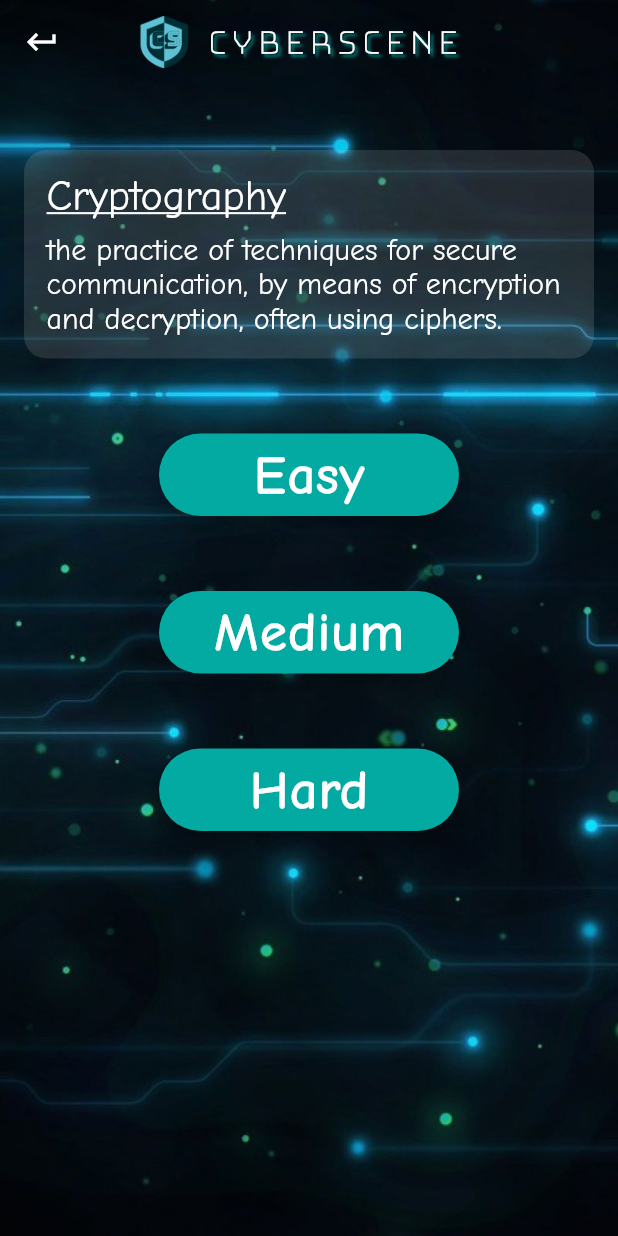
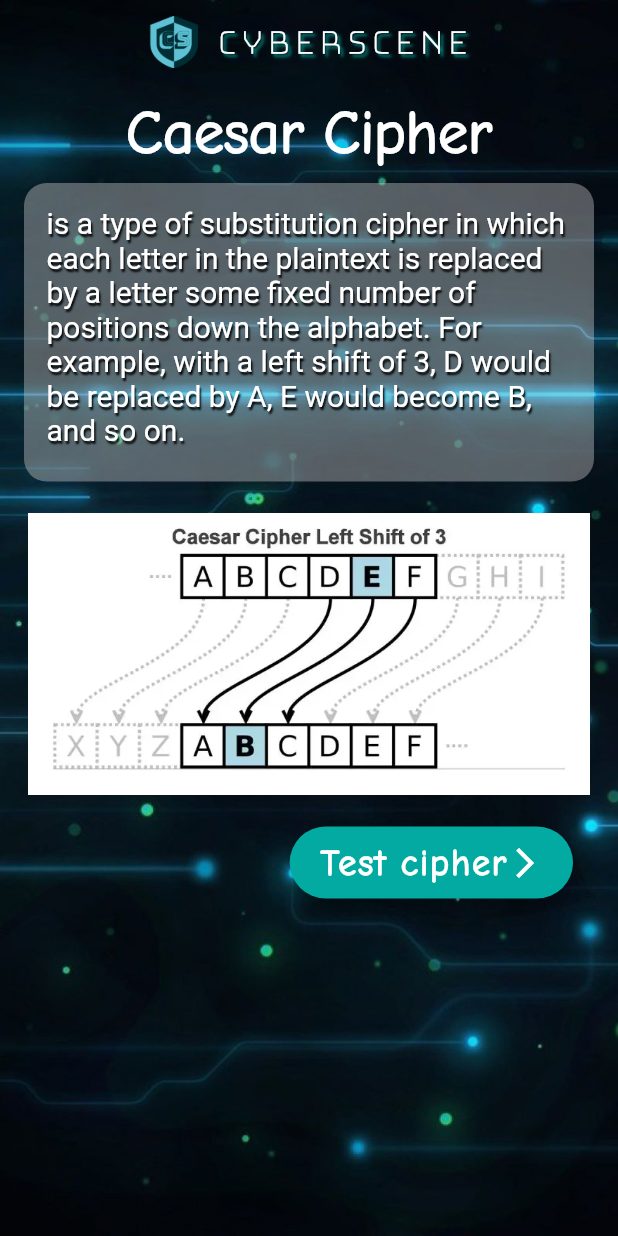
Before and after one commit to Jaden-Harding/CyberScene, a Flutter app: the CryptographyScreen screen opened by its route, after a tap on "Easy", on a phone screen of 412 x 824 dp. Run offline on Flutter 3.47's test engine with Material 2 defaults, Android fonts, the phone set to English and light mode, and no system bars; our stand-ins replace animated_text_kit.

Commit message:
Encryption info and testing

```diff
--- /dev/null
+++ b/lib/screens/cryptography_info_screen.dart
@@ -0,0 +1,149 @@
+import 'package:cyber_scene/screens/cryptography_test_screen.dart';
+import 'package:flutter/material.dart';
+
+class CryptographyInfoScreen extends StatelessWidget {
+  static const String id = 'cryptography_info_screen';
+  const CryptographyInfoScreen({Key? key}) : super(key: key);
+
+  @override
+  Widget build(BuildContext context) {
+    return WillPopScope(
+      onWillPop: () async => false,
+      child: Scaffold(
+        extendBodyBehindAppBar: true,
+        body: Container(
+          decoration: const BoxDecoration(
+            image: DecorationImage(
+              image: AssetImage('assets/images/landing_background.jpg'),
+              fit: BoxFit.cover,
+            ),
+          ),
+          child: Column(
+            crossAxisAlignment: CrossAxisAlignment.center,
+            children: [
+              AppBar(
+                automaticallyImplyLeading: false,
+                title: Row(
+                  mainAxisAlignment: MainAxisAlignment.center,
+                  children: [
+                    Image.asset(
+                      'assets/images/Logo.png',
+                      height: 35,
+                      width: 35,
+                    ),
+                    Container(
+                      margin: const EdgeInsets.only(left: 10),
+                      child: const Text(
+                        'CyberScene',
+                        style: TextStyle(
+                          fontFamily: 'BungeeHarline-Regular',
+                          fontWeight: FontWeight.w900,
+                          color: Colors.white,
+                          fontSize: 25,
+                          shadows: [
+                            Shadow(
+                              blurRadius: 2.0,
+                              color: Color.fromARGB(255, 3, 170, 162),
+                              offset: Offset(2, 2),
+                            ),
+                          ],
+                        ),
+                      ),
+                    ),
+                  ],
+                ),
+                centerTitle: true,
+                backgroundColor: Colors.transparent,
+                elevation: 0,
+              ),
+              Container(
+                margin: const EdgeInsets.only(top: 10, bottom: 10),
+                child: const Text(
+                  'Caesar Cipher',
+                  style: TextStyle(
+                    fontFamily: 'ComicNeue-Regular',
+                    fontWeight: FontWeight.w900,
+                    color: Colors.white,
+                    fontSize: 40,
+                  ),
+                ),
+              ),
+              Center(
+                child: Container(
+                  decoration: BoxDecoration(
+                    borderRadius: const BorderRadius.all(
+                      Radius.circular(15),
+                    ),
+                    color: const Color.fromARGB(255, 207, 207, 207)
+                        .withOpacity(0.4),
+                  ),
+                  padding: const EdgeInsets.all(15),
+                  width: 380,
+                  child: const Padding(
+                    padding: EdgeInsets.only(
+                      bottom: 8,
+                    ),
+                    child: Align(
+                      alignment: Alignment.topLeft,
+                      child: Text(
+                        'is a type of substitution cipher in which each letter in the plaintext is replaced by a letter some fixed number of positions down the alphabet. For example, with a left shift of 3, D would be replaced by A, E would become B, and so on.',
+                        style: TextStyle(
+                          fontFamily: 'Roboto-Regular',
+                          color: Colors.white,
+                          fontSize: 20,
+                          shadows: [
+                            Shadow(
+                              blurRadius: 1.0,
+                              color: Color.fromARGB(255, 0, 0, 0),
+                              offset: Offset(1, 2),
+                            ),
+                          ],
+                        ),
+                      ),
+                    ),
+                  ),
+                ),
+              ),
+              Container(
+                decoration: const BoxDecoration(
+                  borderRadius: BorderRadius.all(
+                    Radius.circular(15),
+                  ),
+                ),
+                child: Image.asset(
+                  'assets/images/caeser_cipher.png',
+                  height: 230,
+                  width: 375,
+                ),
+              ),
+              Container(
+                margin: const EdgeInsets.only(right: 30),
+                child: Align(
+                    alignment: Alignment.centerRight,
+                    child: FloatingActionButton.extended(
+                      backgroundColor: const Color.fromARGB(255, 3, 170, 162),
+                      onPressed: () {
+                        Navigator.pushNamed(context, CryptogtaphyTestScreen.id);
+                      },
+                      label: Row(
+                        children: const [
+                          Text(
+                            'Test cipher',
+                            style: TextStyle(
+                                fontFamily: 'ComicNeue-Regular',
+                                color: Colors.white,
+                                fontSize: 24,
+                                fontWeight: FontWeight.w700),
+                          ),
+                          Icon(Icons.arrow_forward_ios)
+                        ],
+                      ),
+                    )),
+              ),
+            ],
+          ),
+        ),
+      ),
+    );
+  }
+}
--- a/lib/screens/crytography_screen.dart
+++ b/lib/screens/cryptography_main_screen.dart
@@ -1,5 +1,5 @@
 import 'package:flutter/material.dart';
-import 'package:google_fonts/google_fonts.dart';
+import 'package:cyber_scene/screens/cryptography_info_screen.dart';
 
 class CryptographyScreen extends StatefulWidget {
   static const String id = 'cryptography_screen';
@@ -64,7 +64,7 @@ class _CryptographyScreenState extends State<CryptographyScreen> {
           ),
         ),
         child: Container(
-          margin: const EdgeInsets.only(top: 100),
+          margin: const EdgeInsets.only(top: 90),
           child: Column(
             crossAxisAlignment: CrossAxisAlignment.center,
             children: [
@@ -75,7 +75,7 @@ class _CryptographyScreenState extends State<CryptographyScreen> {
                       Radius.circular(15),
                     ),
                     color: const Color.fromARGB(255, 207, 207, 207)
-                        .withOpacity(0.15),
+                        .withOpacity(0.4),
                   ),
                   padding: const EdgeInsets.all(15),
                   width: 380,
@@ -88,10 +88,17 @@ class _CryptographyScreenState extends State<CryptographyScreen> {
                           child: Text(
                             'Cryptography',
                             style: TextStyle(
-                              fontFamily: 'ComicNeue-Regular',
+                              fontFamily: 'Roboto-Regular',
                               decoration: TextDecoration.underline,
-                              color: Colors.white,
+                              color: Color.fromARGB(255, 255, 255, 255),
                               fontSize: 28,
+                              shadows: [
+                                Shadow(
+                                  blurRadius: 1.0,
+                                  color: Color.fromARGB(255, 0, 0, 0),
+                                  offset: Offset(1, 2),
+                                ),
+                              ],
                             ),
                           ),
                         ),
@@ -99,9 +106,16 @@ class _CryptographyScreenState extends State<CryptographyScreen> {
                       Text(
                         'the practice of techniques for secure communication, by means of encryption and decryption, often using ciphers.',
                         style: TextStyle(
-                          fontFamily: 'ComicNeue-Regular',
+                          fontFamily: 'Roboto-Regular',
                           color: Colors.white,
                           fontSize: 20,
+                          shadows: [
+                            Shadow(
+                              blurRadius: 1.0,
+                              color: Color.fromARGB(255, 0, 0, 0),
+                              offset: Offset(1, 2),
+                            ),
+                          ],
                         ),
                       )
                     ],
@@ -114,14 +128,17 @@ class _CryptographyScreenState extends State<CryptographyScreen> {
                 height: 55,
                 child: FloatingActionButton.extended(
                   backgroundColor: const Color.fromARGB(255, 3, 170, 162),
-                  onPressed: () {},
+                  onPressed: () {
+                    Navigator.pushNamed(context, CryptographyInfoScreen.id);
+                  },
                   label: const Text(
                     'Easy',
                     style: TextStyle(
-                        fontFamily: 'ComicNeue-Regular',
-                        color: Colors.white,
-                        fontSize: 35,
-                        fontWeight: FontWeight.w700),
+                      fontFamily: 'ComicNeue-Regular',
+                      color: Colors.white,
+                      fontSize: 35,
+                      fontWeight: FontWeight.w700,
+                    ),
                   ),
                 ),
               ),
--- a/lib/screens/game_choice_screen.dart
+++ b/lib/screens/game_choice_screen.dart
@@ -1,6 +1,5 @@
-import 'package:cyber_scene/screens/crytography_screen.dart';
+import 'package:cyber_scene/screens/cryptography_main_screen.dart';
 import 'package:flutter/material.dart';
-import 'package:google_fonts/google_fonts.dart';
 
 class GameChoiceScreen extends StatelessWidget {
   static const String id = 'game_choice_screen';
--- a/lib/screens/landing_screen.dart
+++ b/lib/screens/landing_screen.dart
@@ -1,7 +1,6 @@
 import 'dart:async';
 import 'package:animated_text_kit/animated_text_kit.dart';
 import 'package:flutter/material.dart';
-import 'package:google_fonts/google_fonts.dart';
 import 'package:cyber_scene/screens/game_choice_screen.dart';
 
 class LandingScreen extends StatefulWidget {
--- a/pubspec.yaml
+++ b/pubspec.yaml
@@ -35,7 +35,6 @@ dependencies:
   # Use with the CupertinoIcons class for iOS style icons.
   cupertino_icons: ^1.0.2
   animated_text_kit: ^4.2.1
-  google_fonts: ^3.0.1
 
 dev_dependencies:
   flutter_test:
@@ -80,6 +79,9 @@ flutter:
     - family: ComicNeue-Regular
       fonts:
         - asset: assets/fonts/ComicNeue-Regular.ttf
+    - family: Roboto-Regular
+      fonts:
+        - asset: assets/fonts/Roboto-Regular.ttf
   #
   # For details regarding fonts from package dependencies,
   # see https://flutter.dev/custom-fonts/#from-packages
```
Also changed, not shown: lib/constants.dart (+20 -0 lines), lib/main.dart (+7 -1 lines), lib/screens/cryptography_solve_screen.dart (added, +82 -0 lines), lib/screens/cryptography_test_screen.dart (added, +234 -0 lines), assets/fonts/Roboto-Regular.ttf (added), assets/images/caeser_cipher.png (added), pubspec.lock.
